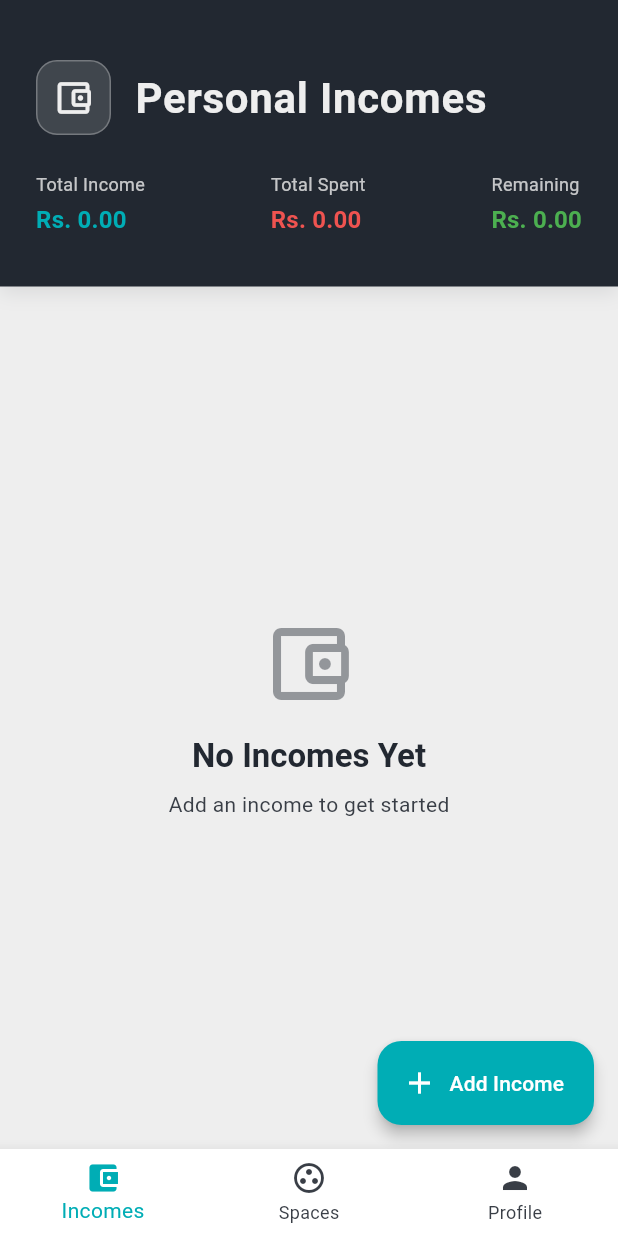
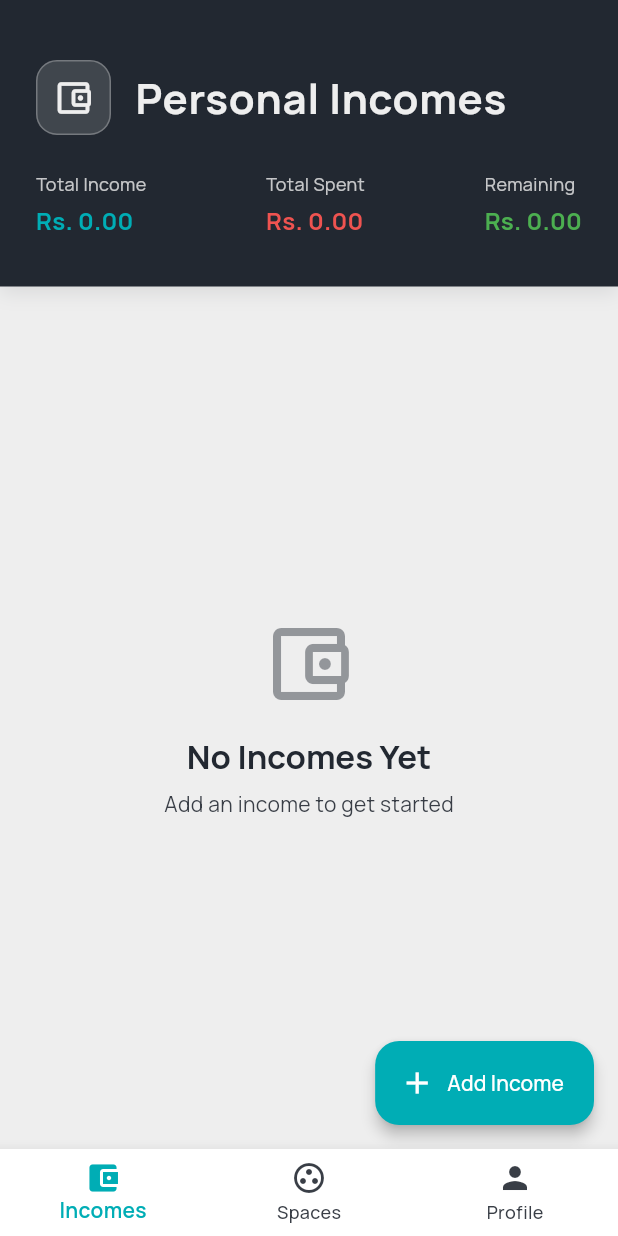
Before and after one commit to Abelboby/SpendWise, a Flutter app: the screen it shows once a user with an empty profile is signed in, on a phone screen of 412 x 824 dp. Run offline on Flutter 3.47's test engine with Material 3 defaults, Android fonts, the phone set to English and light mode, and no system bars; our stand-ins replace cloud_firestore, firebase_auth, firebase_core, google_sign_in; accounts and stored records are empty.

Commit message:
Add Manrope font and update app-wide typography styling

```diff
--- a/lib/main.dart
+++ b/lib/main.dart
@@ -40,6 +40,24 @@ class MyApp extends StatelessWidget {
         theme: ThemeData(
           colorScheme: AppColors.realTheme,
           useMaterial3: true,
+          fontFamily: 'Manrope',
+          textTheme: const TextTheme(
+            displayLarge: TextStyle(fontWeight: FontWeight.w700),
+            displayMedium: TextStyle(fontWeight: FontWeight.w700),
+            displaySmall: TextStyle(fontWeight: FontWeight.w700),
+            headlineLarge: TextStyle(fontWeight: FontWeight.w700),
+            headlineMedium: TextStyle(fontWeight: FontWeight.w700),
+            headlineSmall: TextStyle(fontWeight: FontWeight.w700),
+            titleLarge: TextStyle(fontWeight: FontWeight.w600),
+            titleMedium: TextStyle(fontWeight: FontWeight.w600),
+            titleSmall: TextStyle(fontWeight: FontWeight.w600),
+            bodyLarge: TextStyle(fontWeight: FontWeight.w400),
+            bodyMedium: TextStyle(fontWeight: FontWeight.w400),
+            bodySmall: TextStyle(fontWeight: FontWeight.w400),
+            labelLarge: TextStyle(fontWeight: FontWeight.w500),
+            labelMedium: TextStyle(fontWeight: FontWeight.w500),
+            labelSmall: TextStyle(fontWeight: FontWeight.w500),
+          ),
           inputDecorationTheme: InputDecorationTheme(
             border: OutlineInputBorder(
               borderRadius: BorderRadius.circular(12),
@@ -56,6 +74,58 @@ class MyApp extends StatelessWidget {
               side: BorderSide(
                 color: AppColors.navy.withOpacity(0.1),
               ),
+            ),
+          ),
+          elevatedButtonTheme: ElevatedButtonThemeData(
+            style: ElevatedButton.styleFrom(
+              textStyle: const TextStyle(
+                fontFamily: 'Manrope',
+                fontWeight: FontWeight.w600,
+              ),
+            ),
+          ),
+          textButtonTheme: TextButtonThemeData(
+            style: TextButton.styleFrom(
+              textStyle: const TextStyle(
+                fontFamily: 'Manrope',
+                fontWeight: FontWeight.w600,
+              ),
+            ),
+          ),
+          outlinedButtonTheme: OutlinedButtonThemeData(
+            style: OutlinedButton.styleFrom(
+              textStyle: const TextStyle(
+                fontFamily: 'Manrope',
+                fontWeight: FontWeight.w600,
+              ),
+            ),
+          ),
+          appBarTheme: AppBarTheme(
+            titleTextStyle: const TextStyle(
+              fontFamily: 'Manrope',
+              fontWeight: FontWeight.w600,
+              fontSize: 20,
+            ),
+            toolbarTextStyle: const TextStyle(
+              fontFamily: 'Manrope',
+              fontWeight: FontWeight.w500,
+            ),
+          ),
+          bottomNavigationBarTheme: const BottomNavigationBarThemeData(
+            selectedLabelStyle: TextStyle(
+              fontFamily: 'Manrope',
+              fontWeight: FontWeight.w600,
+            ),
+            unselectedLabelStyle: TextStyle(
+              fontFamily: 'Manrope',
+              fontWeight: FontWeight.w500,
+            ),
+          ),
+          snackBarTheme: SnackBarThemeData(
+            contentTextStyle: TextStyle(
+              fontFamily: 'Manrope',
+              fontWeight: FontWeight.w500,
+              color: AppColors.lightGrey,
             ),
           ),
         ),
```
Also changed, not shown: pubspec.yaml (+18 -0 lines), assets/fonts/Manrope-Bold.ttf (added), assets/fonts/Manrope-ExtraBold.ttf (added), assets/fonts/Manrope-ExtraLight.ttf (added), assets/fonts/Manrope-Light.ttf (added), assets/fonts/Manrope-Medium.ttf (added), assets/fonts/Manrope-Regular.ttf (added), assets/fonts/Manrope-SemiBold.ttf (added).
